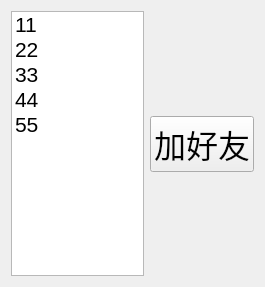
Before: the Qt Designer form online.ui in JerkGPF/tcpClient, drawn with Qt 5.
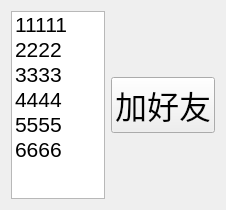
After: the same form once the commit is applied.

Diff of the .ui file:
```diff
--- a/online.ui
+++ b/online.ui
@@ -6,14 +6,14 @@
    <rect>
     <x>0</x>
     <y>0</y>
-    <width>265</width>
-    <height>287</height>
+    <width>226</width>
+    <height>210</height>
    </rect>
   </property>
   <property name="windowTitle">
    <string>Form</string>
   </property>
-  <layout class="QVBoxLayout" name="verticalLayout_2">
+  <layout class="QHBoxLayout" name="horizontalLayout_2">
    <item>
     <layout class="QHBoxLayout" name="horizontalLayout">
      <item>
@@ -25,27 +25,32 @@
        </property>
        <item>
         <property name="text">
-         <string>11</string>
+         <string>11111</string>
         </property>
        </item>
        <item>
         <property name="text">
-         <string>22</string>
+         <string>2222</string>
         </property>
        </item>
        <item>
         <property name="text">
-         <string>33</string>
+         <string>3333</string>
         </property>
        </item>
        <item>
         <property name="text">
-         <string>44</string>
+         <string>4444</string>
         </property>
        </item>
        <item>
         <property name="text">
-         <string>55</string>
+         <string>5555</string>
+        </property>
+       </item>
+       <item>
+        <property name="text">
+         <string>6666</string>
         </property>
        </item>
       </widget>
@@ -69,7 +74,7 @@
         <widget class="QPushButton" name="addFriendButton">
          <property name="font">
           <font>
-           <family>Agency FB</family>
+           <family>Arial</family>
            <pointsize>24</pointsize>
           </font>
          </property>
```
Left out of the diff: 4 changed lines with no effect on the pictures.
